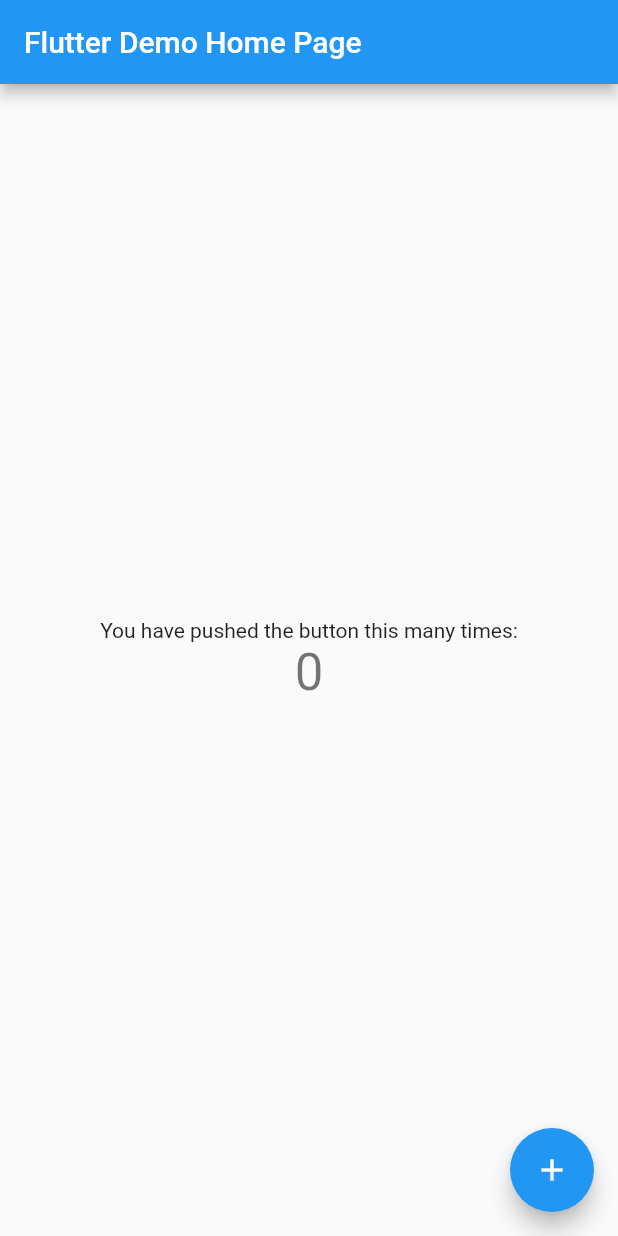
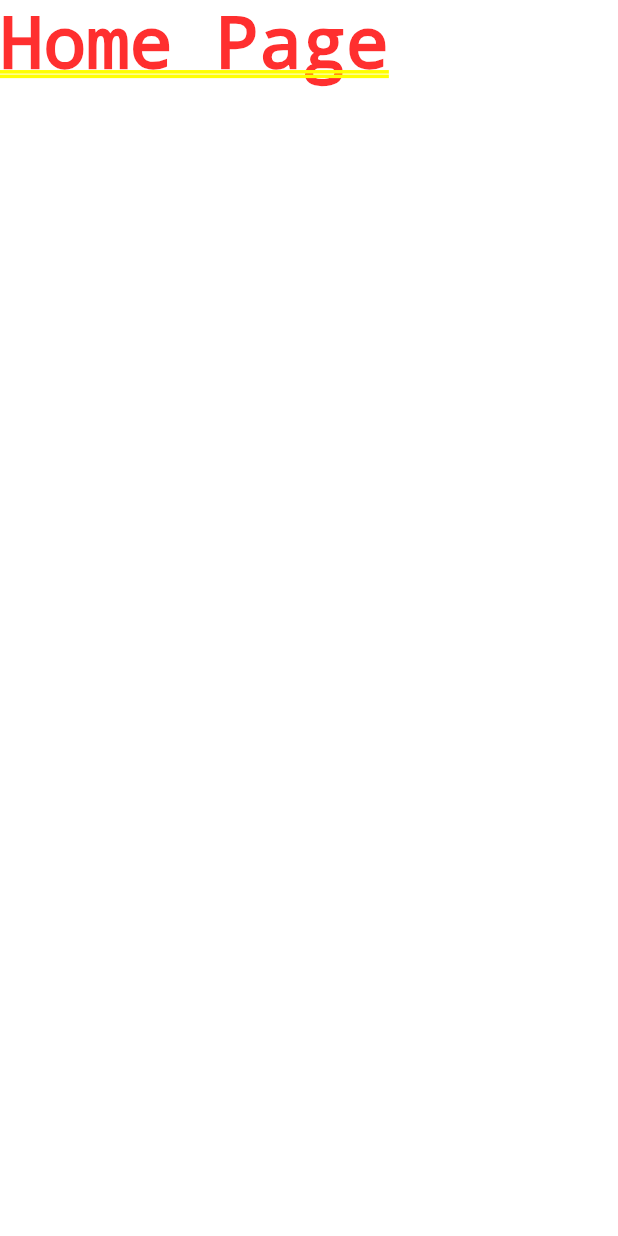
Before and after one commit to thawzin-11/flutter-cd-test, a Flutter app: the screen it shows after launch, on a phone screen of 412 x 824 dp. Run offline on Flutter 3.47's test engine with Material 2 defaults, Android fonts, the phone set to English and light mode, and no system bars.

Commit message:
add home page

```diff
--- /dev/null
+++ b/lib/home_page.dart
@@ -0,0 +1,10 @@
+import 'package:flutter/material.dart';
+
+class HomePage extends StatelessWidget {
+  const HomePage({Key? key}) : super(key: key);
+
+  @override
+  Widget build(BuildContext context) {
+    return const Text('Home Page');
+  }
+}
--- a/lib/main.dart
+++ b/lib/main.dart
@@ -1,4 +1,5 @@
 import 'package:flutter/material.dart';
+import 'package:flutter_cd_test/home_page.dart';
 
 void main() {
   runApp(const MyApp());
@@ -24,7 +25,8 @@
         // is not restarted.
         primarySwatch: Colors.blue,
       ),
-      home: const MyHomePage(title: 'Flutter Demo Home Page'),
+      // home: const MyHomePage(title: 'Flutter Demo Home Page'),
+      home: const HomePage(),
     );
   }
 }
```
